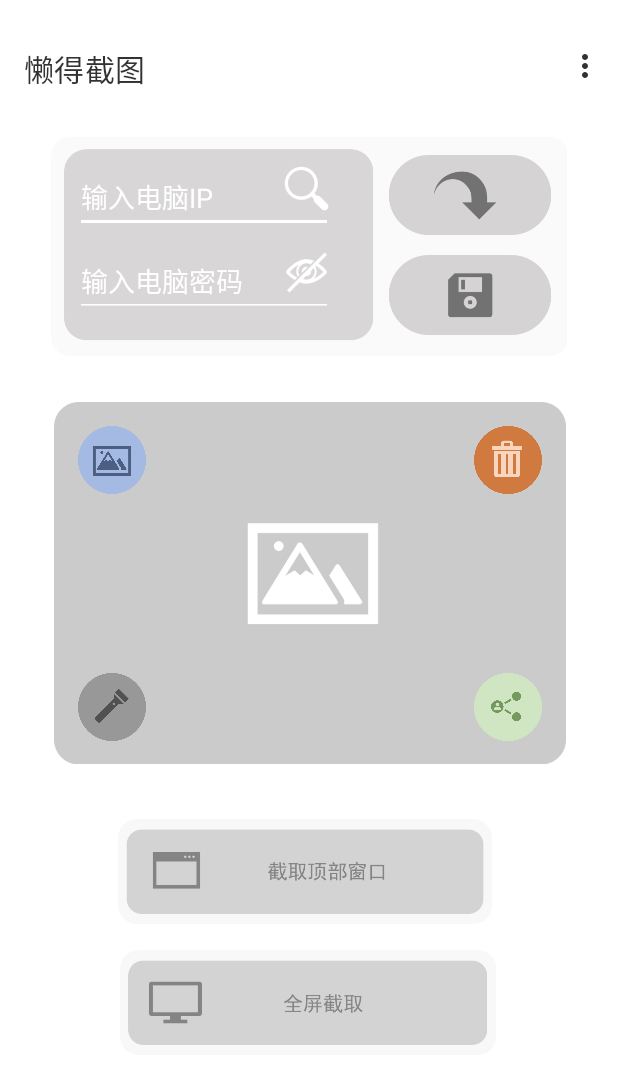
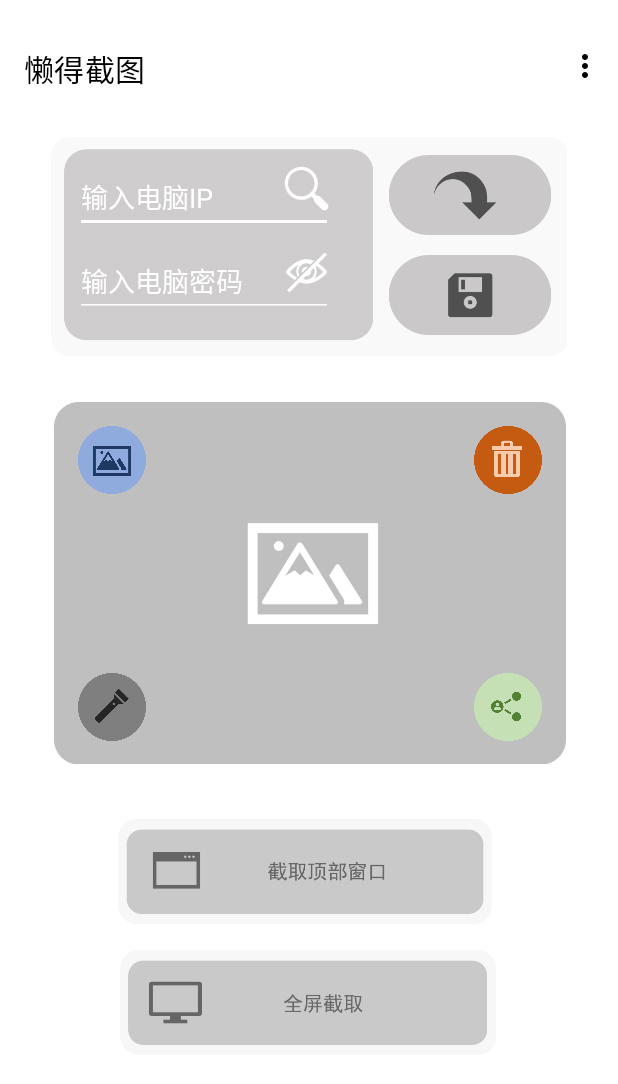
Before and after one commit to PlayXboxtion963/ScreenshotPC2, an Android app: the screen it shows after launch (MainActivity), on a phone screen of 412 x 824 dp. Shown: the top 1084 px of the screen. Run offline under Robolectric (Android 15) with nearby library versions, the phone set to English and light mode, and no system bars; libraries missing offline, so code that uses them is left out: androidx.palette.graphics, com.arialyy.annotations, com.arialyy.aria, com.bm.library, gdut.bsx.share2 and 1 more; plain views replace PhotoView; pictures from the network do not load; 4 statements that could not run were skipped.

Commit message:
LTSC202202.4

```diff
--- a/app/src/main/res/layout/activity_main.xml
+++ b/app/src/main/res/layout/activity_main.xml
@@ -6,7 +6,7 @@
     android:id="@+id/mainview"
     android:layout_width="match_parent"
     android:layout_height="match_parent"
-    android:alpha="0.8"
+    android:alpha="1"
     tools:context="com.playxboxtion233.screenshotpc.MainActivity">
 
     <ImageView
```
Also changed, not shown: 1 other file.
